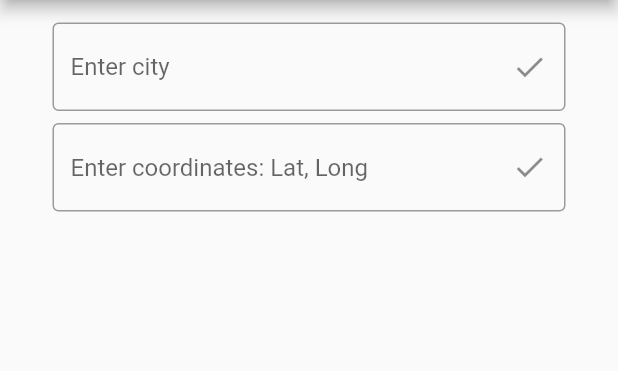
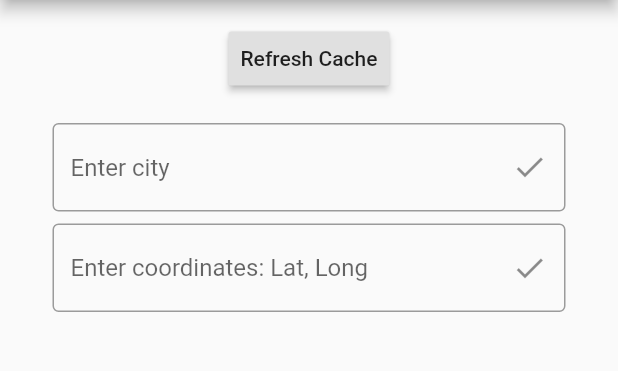
Before and after one commit to thorirv15/WhatsTheWeather, a Flutter app: the screen it shows after launch, on a phone screen of 412 x 824 dp, the part 84-455 px from its top. Run offline on Flutter 3.47's test engine with Material 2 defaults, Android fonts, the phone set to English and light mode, and no system bars; our stand-ins replace shared_preferences.

Commit message:
Option to refresh cache is complete.
A button has been added above the search input fields for the user to
clear the cache, so that search information dont appear when the
application is restarted. The button is unclickable when there is
nothing in the cache.

```diff
--- a/whats_the_weather/lib/forcast_list_manager.dart
+++ b/whats_the_weather/lib/forcast_list_manager.dart
@@ -21,9 +21,8 @@ class _ForcastListManagerState extends State<ForcastListManager> {
   final String _baseAPIurl =
       'https://community-open-weather-map.p.rapidapi.com/forecast';
   List _forcastData = [];
-  String _inputCityValue = '', _inputCoordinatesValues = '';
-  String _todayTitle = '';
-
+  String _inputCityValue = '', _inputCoordinatesValues = '', _todayTitle = '';
+  bool _cacheIsClear = true;
 
   @override
   void initState() {
@@ -38,14 +37,17 @@ class _ForcastListManagerState extends State<ForcastListManager> {
     final timeStampKey = 'timestamp_key';
 
     final storedTimeStampStr = sharedPrefs.getString(timeStampKey);
-
+    if(storedTimeStampStr == null) { return; }
     DateTime storedTimeStamp = DateTime.parse(storedTimeStampStr);
     DateTime currentTimeStamp = DateTime.now();
 
     // If more than 12 hours from stored timestamp,
     // cache will be cleared.
-    if(currentTimeStamp.difference(storedTimeStamp).inHours > 12) {
+    if (currentTimeStamp.difference(storedTimeStamp).inHours > 12) {
       sharedPrefs.clear();
+      setState(() {
+        _cacheIsClear = true;
+      });
       return;
     }
 
@@ -53,7 +55,8 @@ class _ForcastListManagerState extends State<ForcastListManager> {
     // search input in the application is fetched.
     final searchKey = 'search_key';
     final val = sharedPrefs.getString(searchKey);
-    if(val != null) {
+    if (val != null) {
+      _cacheIsClear = false;
       fetchForcastData(val);
     }
   }
@@ -67,6 +70,9 @@ class _ForcastListManagerState extends State<ForcastListManager> {
 
     await sharedPrefs.setString(timeStampKey, DateTime.now().toString());
     await sharedPrefs.setString(searchKey, inputSearchKey);
+    setState(() {
+      _cacheIsClear = false;
+    });
   }
 
   void onPressed(String searchType) {
@@ -95,6 +101,14 @@ class _ForcastListManagerState extends State<ForcastListManager> {
       } else if (searchType == 'coordinates') {
         _inputCoordinatesValues = inputValue;
       }
+    });
+  }
+
+  Future clearCache() async {
+    final sharedPrefs = await SharedPreferences.getInstance();
+    sharedPrefs.clear();
+    setState(() {
+      _cacheIsClear = true;
     });
   }
 
@@ -165,6 +179,18 @@ class _ForcastListManagerState extends State<ForcastListManager> {
         children: <Widget>[
           Container(
             margin: EdgeInsets.fromLTRB(35.0, 15, 35.0, 4),
+            child: IgnorePointer(
+              ignoring: _cacheIsClear,
+              child: RaisedButton(
+                padding: EdgeInsets.all(8.0),
+                child: Text('Refresh Cache'),
+                onPressed: () => clearCache()
+
+            ))
+
+          ),
+          Container(
+            margin: EdgeInsets.fromLTRB(35.0, 15, 35.0, 4),
             child: TextFormField(
                 decoration: InputDecoration(
                     hintText: 'Enter city',
```
